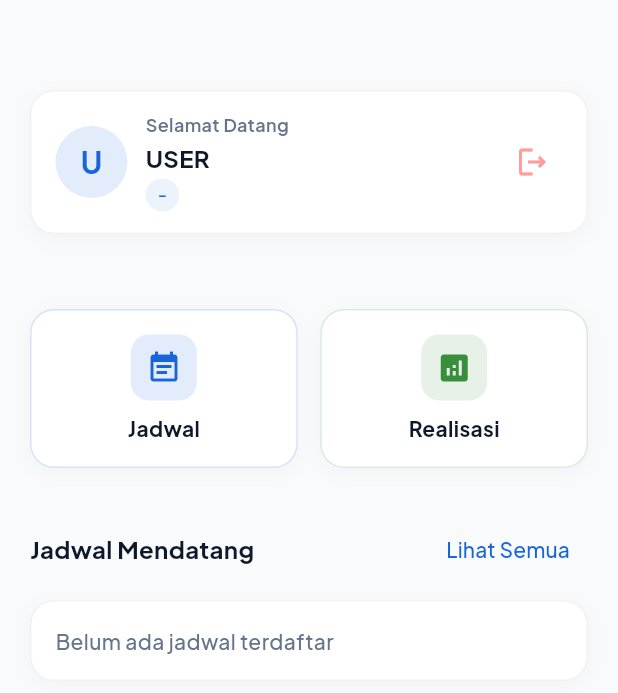
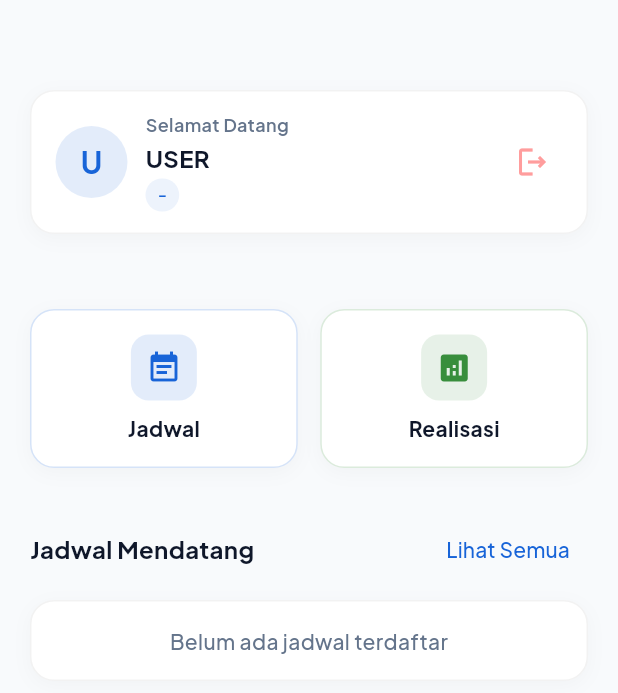
Before and after one commit to YahyaKhaliman/PlanKP, a Flutter app: the DashboardScreen screen opened directly, on a phone screen of 412 x 824 dp. Shown: the top 693 px of the screen. Run offline on Flutter 3.47's test engine with Material 3 defaults, Android fonts, the phone set to English and light mode, and no system bars; our stand-ins replace awesome_dialog, dio, flutter_secure_storage, google_fonts, open_filex, package_info_plus and 1 more; accounts and stored records are empty; network calls fail.

Commit message:
update: version 1.0.21

```diff
--- a/lib/features/dashboard/screens/dashboard_screen.dart
+++ b/lib/features/dashboard/screens/dashboard_screen.dart
@@ -640,8 +640,10 @@ class _DashboardScreenState extends State<DashboardScreen> {
                                 decoration: _surfaceCard(),
                                 child: const Text(
                                   'Belum ada jadwal terdaftar',
-                                  style:
-                                      TextStyle(color: AppColors.textSecondary),
+                                  textAlign: TextAlign.center,
+                                  style: TextStyle(
+                                    color: AppColors.textSecondary,
+                                  ),
                                 ),
                               ),
                             ),
@@ -1068,6 +1070,7 @@ class _DashboardScreenState extends State<DashboardScreen> {
                   ? const Center(
                       child: Text(
                         'Belum ada jadwal terdaftar',
+                        textAlign: TextAlign.center,
                         style: TextStyle(color: Colors.grey),
                       ),
                     )
--- a/pubspec.yaml
+++ b/pubspec.yaml
@@ -1,7 +1,7 @@
 name: plankp
 description: PlanKP - Sistem Penjadwalan Maintenance Kencana Print
 publish_to: "none"
-version: 1.0.20+20 # Format: major.minor.patch+build
+version: 1.0.21+21 # Format: major.minor.patch+build
 
 environment:
   sdk: ">=3.0.0 <4.0.0"
```
